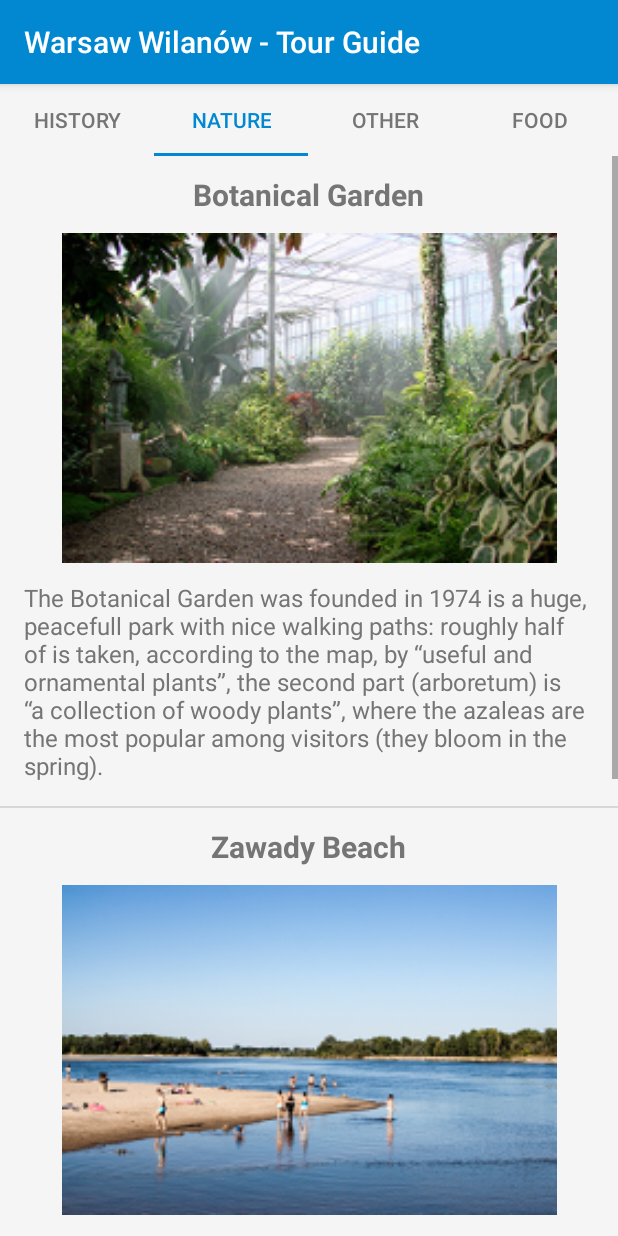
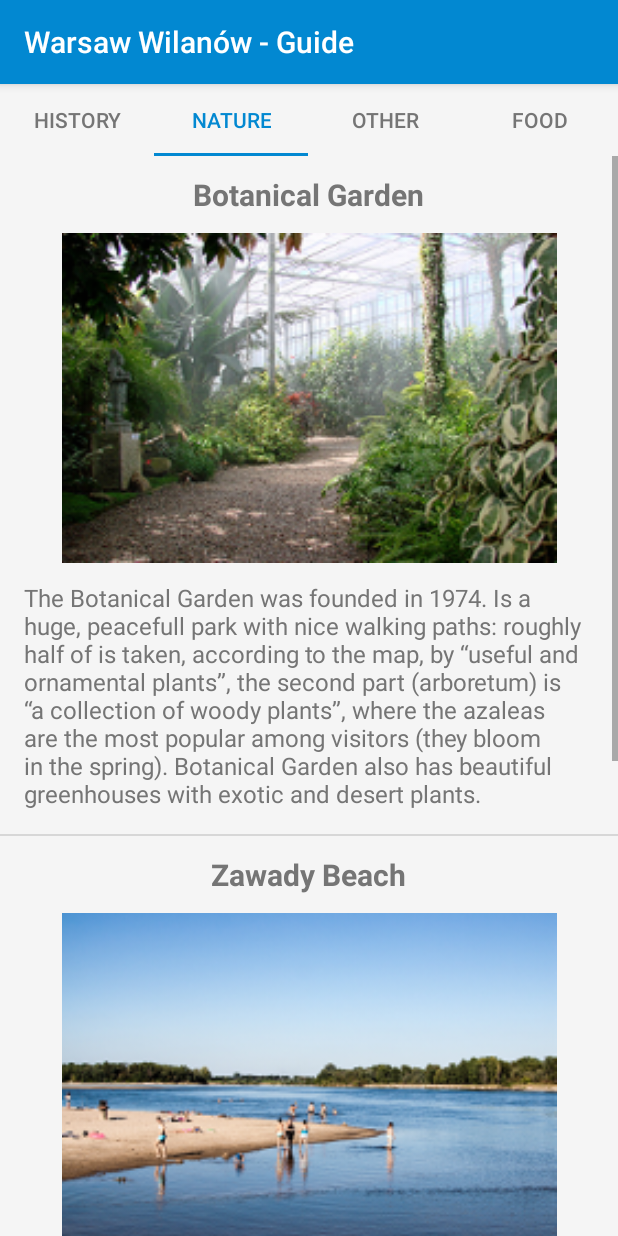
Before and after one commit to Batmanistka/TourQuide2, an Android app: the screen it shows after launch (MainActivity), tab 2 chosen, on a phone screen of 412 x 824 dp. Run offline under Robolectric (Android 15) with nearby library versions, the phone set to English and light mode, and no system bars.

```diff
--- a/app/src/main/java/com/example/android/tourquide/CategoryAdapter.java
+++ b/app/src/main/java/com/example/android/tourquide/CategoryAdapter.java
@@ -35,6 +35,7 @@ public class CategoryAdapter extends FragmentPagerAdapter {
             return new FoodFragment();
         }
     }
+
     /**
      * Return the total number of pages.
      */
--- a/app/src/main/java/com/example/android/tourquide/FoodFragment.java
+++ b/app/src/main/java/com/example/android/tourquide/FoodFragment.java
@@ -12,7 +12,6 @@ import java.util.ArrayList;
 public class FoodFragment extends Fragment {
 
     public FoodFragment() {
-        // Required empty public constructor
     }
 
     @Override
--- a/app/src/main/java/com/example/android/tourquide/MonumentsFragment.java
+++ b/app/src/main/java/com/example/android/tourquide/MonumentsFragment.java
@@ -12,7 +12,6 @@ import java.util.ArrayList;
 public class MonumentsFragment extends Fragment {
 
     public MonumentsFragment() {
-        // Required empty public constructor
     }
 
     @Override
--- a/app/src/main/java/com/example/android/tourquide/NatureFragment.java
+++ b/app/src/main/java/com/example/android/tourquide/NatureFragment.java
@@ -12,7 +12,6 @@ import java.util.ArrayList;
 public class NatureFragment extends Fragment {
 
     public NatureFragment() {
-        // Required empty public constructor
     }
 
     @Override
--- a/app/src/main/java/com/example/android/tourquide/OthersFragment.java
+++ b/app/src/main/java/com/example/android/tourquide/OthersFragment.java
@@ -12,7 +12,6 @@ import java.util.ArrayList;
 public class OthersFragment extends Fragment {
 
     public OthersFragment() {
-        // Required empty public constructor
     }
 
     @Override
--- a/app/src/main/res/values/strings.xml
+++ b/app/src/main/res/values/strings.xml
@@ -1,5 +1,5 @@
 <resources>
-    <string name="app_name">Warsaw Wilanów - Tour Guide</string>
+    <string name="app_name">Warsaw Wilanów - Guide</string>
     <string name="action_settings">Settings</string>
 
     <string name="monumentsCategory">History</string>
@@ -7,7 +7,7 @@
     <string name="otherCategory">Other</string>
     <string name="foodCategory">Food</string>
 
-    <string name="wilanowPalace">Palace at the Wilanow</string>
+    <string name="wilanowPalace">Wilanów Palace</string>
     <string name="wilanowPalaceDescription">Wilanów Palace or Wilanowski Palace is a royal palace located
         in the Wilanów district, Warsaw. It is one of Poland\'s most important monuments.
         The Palace\'s museum, established in 1805, is a repository of the country\'s royal and artistic heritage.
@@ -27,24 +27,24 @@
         the local people who hid them; today they are housed in the newly built Third Millennium Tower. </string>
 
     <string name="botanicGarden">Botanical Garden</string>
-    <string name="botanicGardenDescription">The Botanical Garden was founded in 1974
-        is a huge, peacefull park with nice walking paths: roughly half of is taken, according to the map,
+    <string name="botanicGardenDescription">The Botanical Garden was founded in 1974.
+        Is a huge, peacefull park with nice walking paths: roughly half of is taken, according to the map,
         by “useful and ornamental plants”, the second part (arboretum) is “a collection of woody plants”,
-        where the azaleas are the most popular among visitors (they bloom in the spring). </string>
+        where the azaleas are the most popular among visitors (they bloom in the spring).
+        Botanical Garden also has beautiful greenhouses with exotic and desert plants. </string>
     <string name="zawadyBeach">Zawady Beach</string>
     <string name="zawadyBeachDescription">One of Warsaw\'s beaches on the Vistula River: perfect for everyone, families, groups of friends,
         looking to hang out and have a good time. In the old days it would be a summer day destination,
         a typical lazy Sunday activity for Varsovians.</string>
     <string name="morysinNatureReserve">Morysin Nature Reserve</string>
-    <string name="morysinNatureReserveDescription">Until the beginning of the nineteenth century,
-        it cultivated the land, waterbed, agricultural feed and animal farm. Stanisław Kostka Potocki,
-        the owner of Wilanów, liquidated the wildlife refuge and managed a wild eye, there was a park here,
-        but there are not many traces of the former park. The forest is intersecting paths but it is a wild place,
-        there are many dead trees, some are so old that they can hardly be seen from the moss layer.</string>
+    <string name="morysinNatureReserveDescription">Until the beginning of the 19th century, it was a refuge and breeding of animals,
+        however Stanisław Kostka Potocki, the owner of Wilanów, liquidated the wildlife refuge and he created a romantic park here,
+        but there are not many traces of the former park. The forest is intersecting paths but now it is a wild place
+        and a bit mysterious, there are many dead trees, some are so old that they can hardly be seen from the moss layer.</string>
 
     <string name="golfClub">Morysin Nature Reserve</string>
     <string name="golfClubDescription">If someone is a fan of golf and can not wait for the next game
-        or would like to try something new,he can come to the Royal Golf Club Wilanow -
+        or would like to try something new, he can come to the Royal Golf Club Wilanow -
         was founded by players at GPP golf facility on Vogla Street in 2002. Social activities such as picnics
         or Parties play an important role in the life of the club.</string>
     <string name="kuzniaKulturalna">Kuźnia Kulturalna</string>
```
